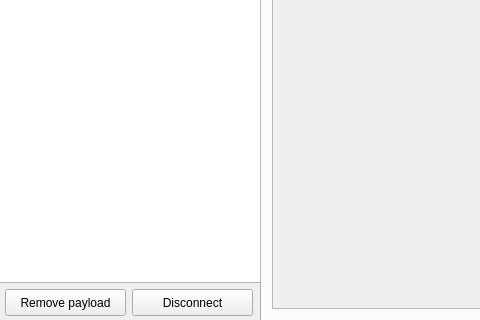
The window that src/analyzer/gui/analyzer.ui (GreenDayBoy/emu) describes before a commit, drawn with Qt 5; both pictures show x 0 to 480 and y 578 to 898 of the 868 by 898 pixel window.
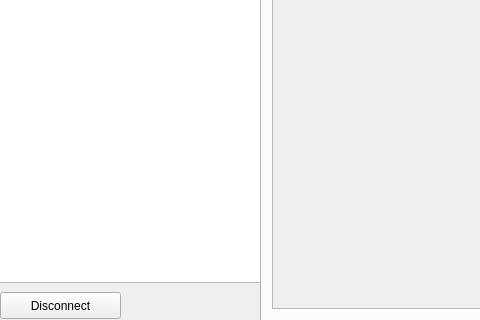
The same window after the commit.

Patch:
```diff
--- a/src/analyzer/gui/analyzer.ui
+++ b/src/analyzer/gui/analyzer.ui
@@ -336,24 +336,11 @@
      <set>QAbstractItemView::NoEditTriggers</set>
     </property>
    </widget>
-   <widget class="QPushButton" name="removePayloadButton">
-    <property name="geometry">
-     <rect>
-      <x>5</x>
-      <y>867</y>
-      <width>121</width>
-      <height>27</height>
-     </rect>
-    </property>
-    <property name="text">
-     <string>Remove payload</string>
-    </property>
-   </widget>
    <widget class="QPushButton" name="disconnectButton">
     <property name="geometry">
      <rect>
-      <x>132</x>
-      <y>867</y>
+      <x>0</x>
+      <y>870</y>
       <width>121</width>
       <height>27</height>
      </rect>
```
